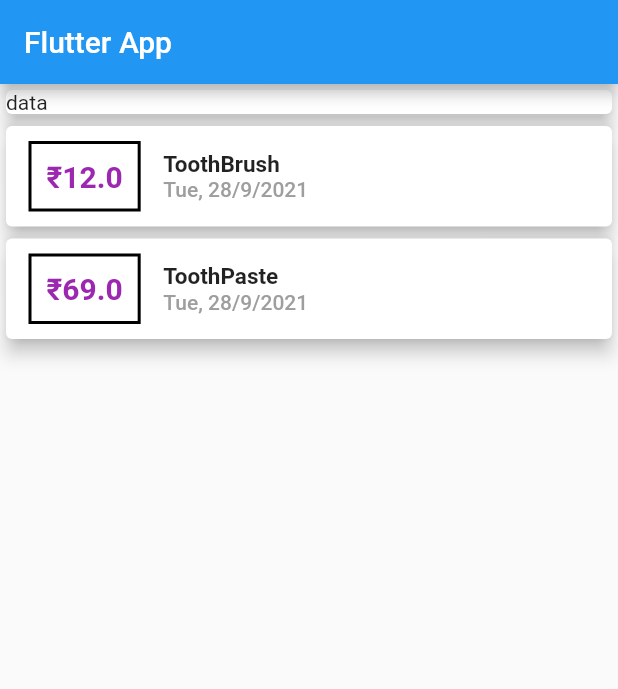
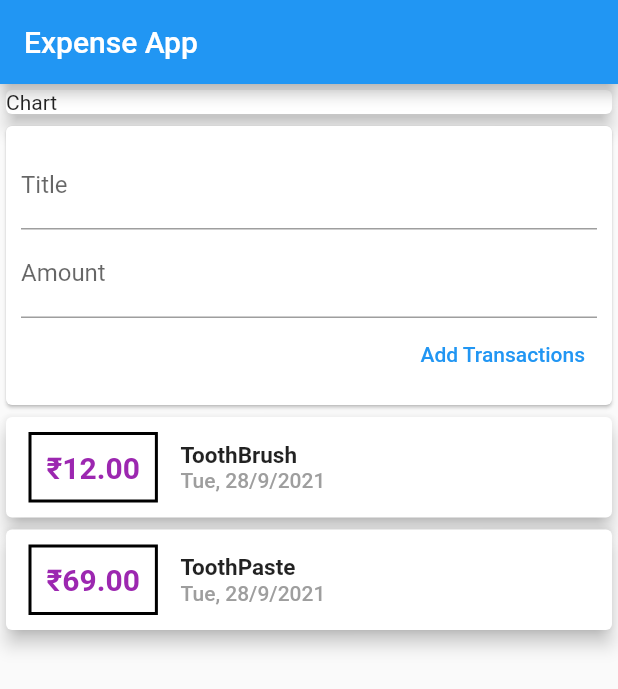
Before and after one commit to inderbhushanjha/ExpensesBook, a Flutter app: the screen it shows after launch, on a phone screen of 412 x 824 dp. Shown: the top 689 px of the screen. Run offline on Flutter 3.47's test engine with Material 2 defaults, Android fonts, the light colour scheme and no system bars.

Commit message:
feature: add transaction to the list with scroll functionality

```diff
--- a/lib/main.dart
+++ b/lib/main.dart
@@ -1,8 +1,7 @@
 // ignore_for_file: sized_box_for_whitespace
 
-import 'package:expense/transactions.dart';
+import 'package:expense/widgets/user_transaction_controller.dart';
 import 'package:flutter/material.dart';
-import 'package:intl/intl.dart';
 
 void main() {
   runApp(MaterialApp(
@@ -13,12 +12,8 @@ void main() {
 }
 
 class MyApp extends StatelessWidget {
-  final List<Transaction> transaction = [
-    Transaction(
-        id: "T1", title: "ToothBrush", amount: 12.00, date: DateTime.now()),
-    Transaction(
-        id: "T2", title: "ToothPaste", amount: 69.00, date: DateTime.now()),
-  ];
+  final titleController = TextEditingController();
+  final amountController = TextEditingController();
 
   MyApp({Key? key}) : super(key: key);
 
@@ -26,70 +21,23 @@ class MyApp extends StatelessWidget {
   Widget build(BuildContext context) {
     return Scaffold(
       appBar: AppBar(
-        title: const Text("Flutter App"),
+        title: const Text("Expense App"),
       ),
-      body: Column(
+      body: SingleChildScrollView(
+        child: Column(
           children: <Widget>[
             Container(
               width: double.infinity,
               child: const Card(
                 child: Text(
-                "data",
+                  "Chart",
                 ),
                 elevation: 5,
               ),
             ),
-          Column(
-            children: transaction.map((trans) {
-              return Card(
-                  elevation: 5,
-                  child: Row(
-                    children: [
-                      Container(
-                        padding: const EdgeInsets.all(10),
-                        margin: const EdgeInsets.symmetric(
-                          vertical: 10,
-                          horizontal: 15,
+            UserTransactionsController(),
+          ],
         ),
-                        decoration: BoxDecoration(
-                          border: Border.all(
-                            color: Colors.black,
-                            width: 2,
-                          ),
-                        ),
-                        child: Text(
-                          '₹${trans.amount}',
-                          style: const TextStyle(
-                            fontWeight: FontWeight.bold,
-                            fontSize: 20,
-                            color: Colors.purple,
-                          ),
-                        ),
-                      ),
-                      Column(
-                        crossAxisAlignment: CrossAxisAlignment.start,
-                        children: [
-                          Text(
-                            trans.title,
-                            style: const TextStyle(
-                              fontSize: 15,
-                              fontWeight: FontWeight.w700,
-                            ),
-                          ),
-                          Text(
-                            DateFormat('EEE, d/M/y').format(trans.date),
-                            style: const TextStyle(
-                              fontWeight: FontWeight.w500,
-                              color: Colors.grey,
-                            ),
-                          ),
-                        ],
-                      )
-                    ],
-                  ));
-            }).toList(),
-          )
-        ],
       ),
     );
   }
--- /dev/null
+++ b/lib/widgets/add_new_transaction.dart
@@ -0,0 +1,52 @@
+import 'package:flutter/material.dart';
+
+class AddNewTransaction extends StatelessWidget {
+  final titleController = TextEditingController();
+  final amountController = TextEditingController();
+
+  final Function addTransaction;
+  AddNewTransaction(this.addTransaction);
+
+  void _submitData() {
+    final title = titleController.text;
+    final amount = double.parse(amountController.text);
+    if (title.isEmpty || amount <= 0) {
+      return;
+    }
+    addTransaction(
+      title,
+      amount,
+    );
+  }
+
+  @override
+  Widget build(BuildContext context) {
+    return Card(
+      child: Container(
+        padding: const EdgeInsets.all(10),
+        child: Column(
+          crossAxisAlignment: CrossAxisAlignment.end,
+          children: [
+            TextField(
+              decoration: const InputDecoration(labelText: 'Title'),
+              controller: titleController,
+              onSubmitted: (_) {
+                _submitData();
+              },
+            ),
+            TextField(
+              keyboardType: TextInputType.numberWithOptions(),
+              decoration: const InputDecoration(labelText: 'Amount'),
+              controller: amountController,
+              onSubmitted: (_) {
+                _submitData();
+              },
+            ),
+            TextButton(
+                child: const Text('Add Transactions'), onPressed: _submitData),
+          ],
+        ),
+      ),
+    );
+  }
+}
--- /dev/null
+++ b/lib/widgets/transaction_list.dart
@@ -0,0 +1,68 @@
+import 'package:expense/model/transactions.dart';
+import 'package:flutter/material.dart';
+import 'package:intl/intl.dart';
+
+class TransactionList extends StatelessWidget {
+  final List<Transaction> transactions;
+
+  TransactionList(this.transactions);
+
+  @override
+  Widget build(BuildContext context) {
+    return Container(
+      height: 450,
+      child: ListView.builder(
+        itemBuilder: (ctx, index) {
+          return Card(
+            elevation: 5,
+            child: Row(
+              children: [
+                Container(
+                  padding: const EdgeInsets.all(10),
+                  margin: const EdgeInsets.symmetric(
+                    vertical: 10,
+                    horizontal: 15,
+                  ),
+                  decoration: BoxDecoration(
+                    border: Border.all(
+                      color: Colors.black,
+                      width: 2,
+                    ),
+                  ),
+                  child: Text(
+                    '₹${transactions[index].amount.toStringAsFixed(2)}',
+                    style: const TextStyle(
+                      fontWeight: FontWeight.bold,
+                      fontSize: 20,
+                      color: Colors.purple,
+                    ),
+                  ),
+                ),
+                Column(
+                  crossAxisAlignment: CrossAxisAlignment.start,
+                  children: [
+                    Text(
+                      transactions[index].title,
+                      style: const TextStyle(
+                        fontSize: 15,
+                        fontWeight: FontWeight.w700,
+                      ),
+                    ),
+                    Text(
+                      DateFormat('EEE, d/M/y').format(transactions[index].date),
+                      style: const TextStyle(
+                        fontWeight: FontWeight.w500,
+                        color: Colors.grey,
+                      ),
+                    ),
+                  ],
+                )
+              ],
+            ),
+          );
+        },
+        itemCount: transactions.length,
+      ),
+    );
+  }
+}
--- /dev/null
+++ b/lib/widgets/user_transaction_controller.dart
@@ -0,0 +1,43 @@
+import 'package:expense/model/transactions.dart';
+import 'package:expense/widgets/transaction_list.dart';
+import 'package:flutter/material.dart';
+import 'add_new_transaction.dart';
+
+class UserTransactionsController extends StatefulWidget {
+  // const UserTransactionsController({Key? key}) : super(key: key);
+
+  @override
+  _UserTransactionsControllerState createState() =>
+      _UserTransactionsControllerState();
+}
+
+class _UserTransactionsControllerState
+    extends State<UserTransactionsController> {
+  final List<Transaction> _userTransactions = [
+    Transaction(
+        id: "T1", title: "ToothBrush", amount: 12.00, date: DateTime.now()),
+    Transaction(
+        id: "T2", title: "ToothPaste", amount: 69.00, date: DateTime.now()),
+  ];
+
+  void _addNewTransaction(String txTitle, double txAmount) {
+    final newTx = Transaction(
+        id: DateTime.now().toString(),
+        title: txTitle,
+        amount: txAmount,
+        date: DateTime.now());
+    setState(() {
+      _userTransactions.add(newTx);
+    });
+  }
+
+  @override
+  Widget build(BuildContext context) {
+    return Column(
+      children: [
+        AddNewTransaction(_addNewTransaction),
+        TransactionList(_userTransactions),
+      ],
+    );
+  }
+}
```
Also changed, not shown: lib/model/transactions.dart (renamed from lib/transactions.dart), pubspec.lock, 1 other file. Lines whose indentation alone changed are shown as unchanged.
